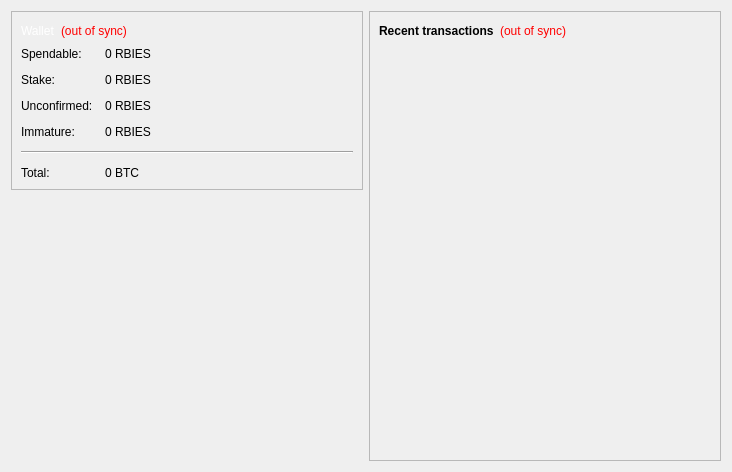
Before: the Qt Designer form src/qt/forms/overviewpage.ui in uniibu/rubies-core-dev, drawn with Qt 5.
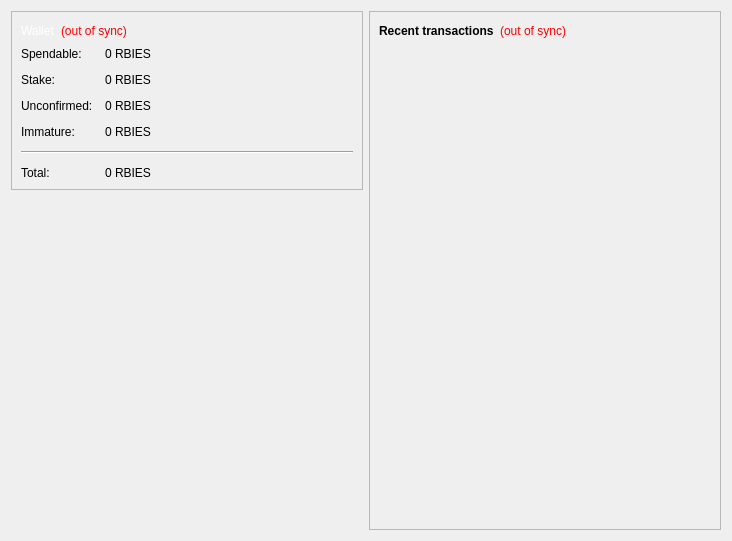
After: the same form once the commit is applied. Icons and pictures are not drawn.

```diff
--- a/src/qt/forms/overviewpage.ui
+++ b/src/qt/forms/overviewpage.ui
@@ -7,7 +7,7 @@
     <x>0</x>
     <y>0</y>
     <width>732</width>
-    <height>472</height>
+    <height>541</height>
    </rect>
   </property>
   <property name="windowTitle">
@@ -858,7 +858,7 @@
              <string>Your current total balance</string>
             </property>
             <property name="text">
-             <string notr="true">0 BTC</string>
+             <string notr="true">0 RBIES</string>
             </property>
             <property name="textInteractionFlags">
              <set>Qt::LinksAccessibleByMouse|Qt::TextSelectableByKeyboard|Qt::TextSelectableByMouse</set>
```
Left out of the diff: 17 changed lines with no effect on the pictures.
